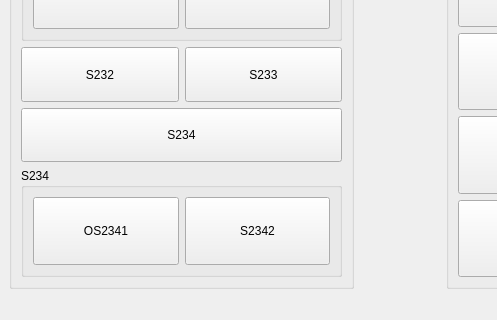
Old version of the form mainwindow.ui in the repository DjangoReinhard/StateMachine; both pictures show x 0 to 497 and y 303 to 623 of the 800 by 623 pixel window.
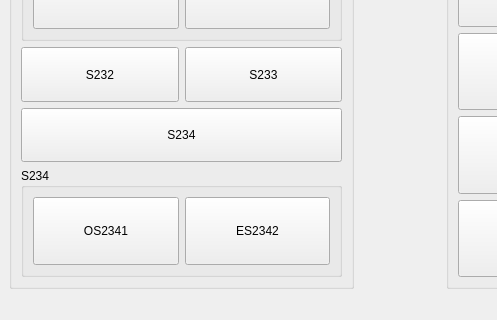
New version of the form.

What changed in the file:
```diff
--- a/mainwindow.ui
+++ b/mainwindow.ui
@@ -229,7 +229,7 @@
              </sizepolicy>
             </property>
             <property name="text">
-             <string>S2342</string>
+             <string>ES2342</string>
             </property>
            </widget>
           </item>
```
